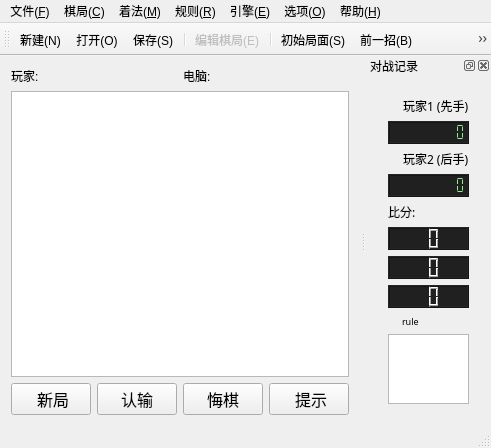
This is NineChess/millwindow.ui in calcitem/Sanmill as Qt 5 draws it before an edit. The edited form follows.
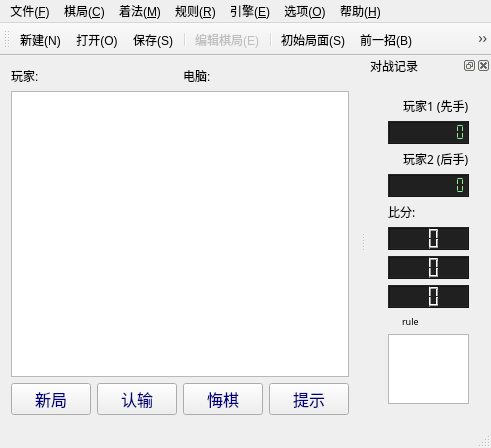
This is the edited form. Icons and pictures are not drawn. Custom widgets are drawn as their Qt base class.

Commit message: AppUI: 按钮字体改为蓝色

Diff of the .ui file:
```diff
--- a/NineChess/millwindow.ui
+++ b/NineChess/millwindow.ui
@@ -77,8 +77,11 @@
           <pointsize>12</pointsize>
          </font>
         </property>
+        <property name="styleSheet">
+         <string notr="true">color: rgb(0, 0, 127);</string>
+        </property>
         <property name="text">
-         <string> 新局</string>
+         <string>新局</string>
         </property>
         <property name="icon">
          <iconset resource="ninechesswindow.qrc">
@@ -103,6 +106,9 @@
           <pointsize>12</pointsize>
          </font>
         </property>
+        <property name="styleSheet">
+         <string notr="true">color: rgb(0, 0, 127);</string>
+        </property>
         <property name="text">
          <string>认输</string>
         </property>
@@ -126,6 +132,9 @@
           <pointsize>12</pointsize>
          </font>
         </property>
+        <property name="styleSheet">
+         <string notr="true">color: rgb(0, 0, 127);</string>
+        </property>
         <property name="text">
          <string>悔棋</string>
         </property>
@@ -147,10 +156,15 @@
          <font>
           <family>黑体</family>
           <pointsize>12</pointsize>
+          <strikeout>false</strikeout>
+          <stylestrategy>PreferDefault</stylestrategy>
          </font>
         </property>
+        <property name="styleSheet">
+         <string notr="true">color: rgb(0, 0, 127);</string>
+        </property>
         <property name="text">
-         <string> 提示</string>
+         <string>提示</string>
         </property>
         <property name="icon">
          <iconset resource="ninechesswindow.qrc">
```
